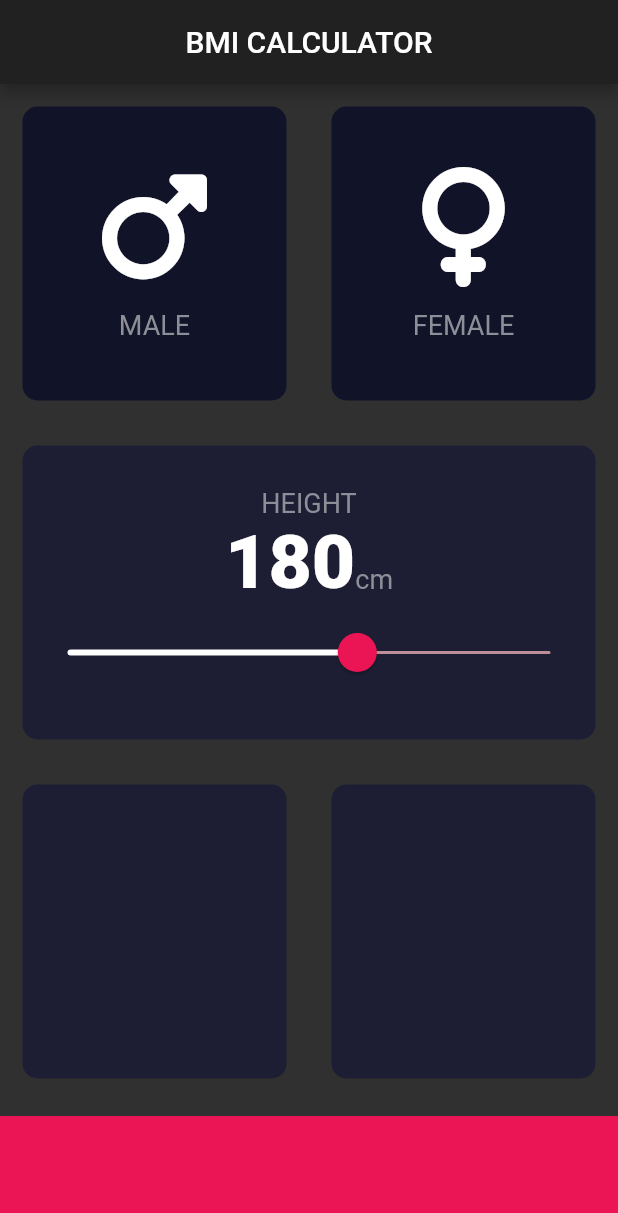
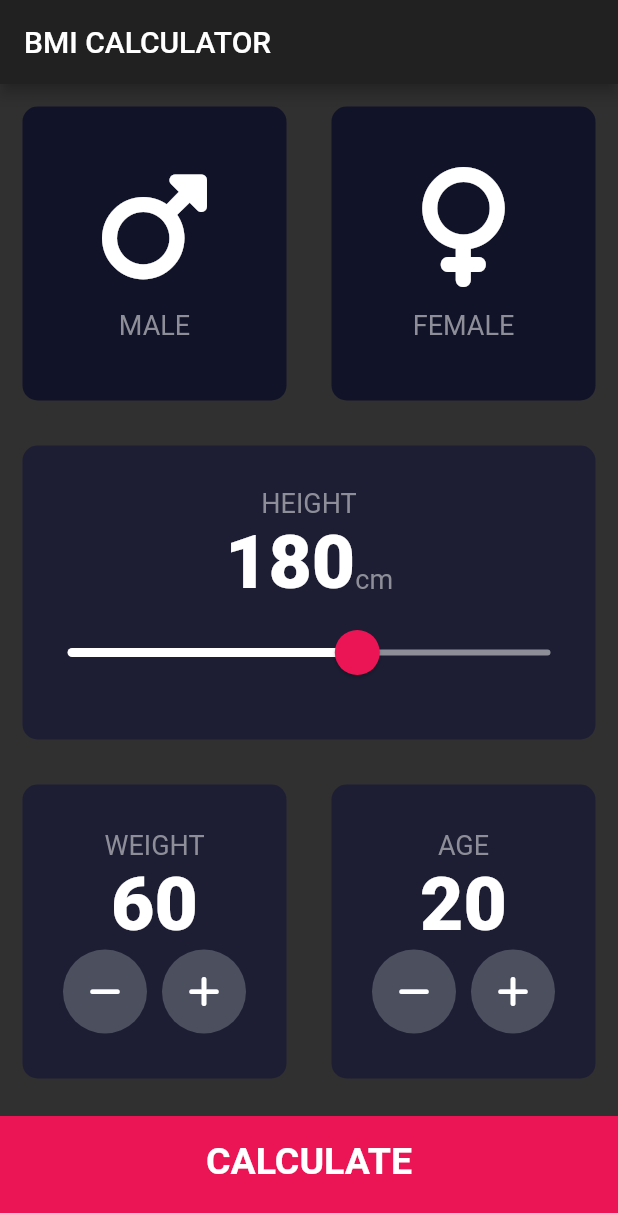
Before and after one commit to Harshithhk/Flutter-Projects-L, a Flutter app: the InputPage screen opened directly, on a phone screen of 412 x 824 dp. Shown: the top 1213 px of the screen. Run offline on Flutter 3.47's test engine with Material 2 defaults, Android fonts, the phone set to English and light mode, and no system bars; our stand-ins replace audioplayers, font_awesome_flutter, rflutter_alert.

Commit message:
completed bmi calculator app

```diff
--- /dev/null
+++ b/bmi-calculator-app/lib/calculator_brain.dart
@@ -0,0 +1,35 @@
+import 'dart:math';
+
+class CalculatorBrain {
+  CalculatorBrain({this.height, this.weight});
+
+  final int height;
+  final int weight;
+
+  double _bmi;
+
+  String calculateBMI() {
+    _bmi = weight / pow(height / 100, 2);
+    return _bmi.toStringAsFixed(1);
+  }
+
+  String getResult() {
+    if (_bmi >= 25) {
+      return 'Overweight';
+    } else if (_bmi > 18.5) {
+      return 'Normal';
+    } else {
+      return 'Underweight';
+    }
+  }
+
+  String getInterpretation() {
+    if (_bmi >= 25) {
+      return 'You have a higher than normal body weight. Try to exercise more.';
+    } else if (_bmi >= 18.5) {
+      return 'You have a normal body weight. Good job!';
+    } else {
+      return 'You have a lower than normal body weight. You can eat a bit more.';
+    }
+  }
+}
--- /dev/null
+++ b/bmi-calculator-app/lib/components/bottom_button.dart
@@ -0,0 +1,29 @@
+import 'package:flutter/material.dart';
+import 'package:bmi_calculator/constants.dart';
+
+class BottomButton extends StatelessWidget {
+  BottomButton({@required this.onTap, @required this.buttonTitle});
+
+  final Function onTap;
+  final String buttonTitle;
+
+  @override
+  Widget build(BuildContext context) {
+    return GestureDetector(
+      onTap: onTap,
+      child: Container(
+        child: Center(
+          child: Text(
+            buttonTitle,
+            style: kLargeButtonTextStyle,
+          ),
+        ),
+        color: kBottomContainerColour,
+        margin: EdgeInsets.only(top: 10.0),
+        padding: EdgeInsets.only(bottom: 20.0),
+        width: double.infinity,
+        height: kBottomContainerHeight,
+      ),
+    );
+  }
+}
--- a/bmi-calculator-flutter-master/lib/card_child.dart
+++ b/bmi-calculator-app/lib/components/icon_content.dart
@@ -1,25 +1,27 @@
 import 'package:flutter/material.dart';
-import 'constants.dart';
+import 'package:bmi_calculator/constants.dart';
 
-class cardChild extends StatelessWidget {
-  cardChild({@required this.icon, this.lable});
+class IconContent extends StatelessWidget {
+  IconContent({this.icon, this.label});
+
   final IconData icon;
-  final String lable;
+  final String label;
+
   @override
   Widget build(BuildContext context) {
     return Column(
       mainAxisAlignment: MainAxisAlignment.center,
-      children: [
+      children: <Widget>[
         Icon(
           icon,
-          size: 80,
+          size: 80.0,
         ),
         SizedBox(
-          height: 15,
+          height: 15.0,
         ),
         Text(
-          lable,
-          style: kLableTextStyle,
+          label,
+          style: kLabelTextStyle,
         )
       ],
     );
--- /dev/null
+++ b/bmi-calculator-app/lib/components/reusable_card.dart
@@ -0,0 +1,24 @@
+import 'package:flutter/material.dart';
+
+class ReusableCard extends StatelessWidget {
+  ReusableCard({@required this.colour, this.cardChild, this.onPress});
+
+  final Color colour;
+  final Widget cardChild;
+  final Function onPress;
+
+  @override
+  Widget build(BuildContext context) {
+    return GestureDetector(
+      onTap: onPress,
+      child: Container(
+        child: cardChild,
+        margin: EdgeInsets.all(15.0),
+        decoration: BoxDecoration(
+          color: colour,
+          borderRadius: BorderRadius.circular(10.0),
+        ),
+      ),
+    );
+  }
+}
--- /dev/null
+++ b/bmi-calculator-app/lib/components/round_icon_button.dart
@@ -0,0 +1,23 @@
+import 'package:flutter/material.dart';
+
+class RoundIconButton extends StatelessWidget {
+  RoundIconButton({@required this.icon, @required this.onPressed});
+
+  final IconData icon;
+  final Function onPressed;
+
+  @override
+  Widget build(BuildContext context) {
+    return RawMaterialButton(
+      elevation: 0.0,
+      child: Icon(icon),
+      onPressed: onPressed,
+      constraints: BoxConstraints.tightFor(
+        width: 56.0,
+        height: 56.0,
+      ),
+      shape: CircleBorder(),
+      fillColor: Color(0xFF4C4F5E),
+    );
+  }
+}
--- /dev/null
+++ b/bmi-calculator-app/lib/constants.dart
@@ -0,0 +1,41 @@
+import 'package:flutter/material.dart';
+
+const kBottomContainerHeight = 80.0;
+const kActiveCardColour = Color(0xFF1D1E33);
+const kInactiveCardColour = Color(0xFF111328);
+const kBottomContainerColour = Color(0xFFEB1555);
+
+const kLabelTextStyle = TextStyle(
+  fontSize: 18.0,
+  color: Color(0xFF8D8E98),
+);
+
+const kNumberTextStyle = TextStyle(
+  fontSize: 50.0,
+  fontWeight: FontWeight.w900,
+);
+
+const kLargeButtonTextStyle = TextStyle(
+  fontSize: 25.0,
+  fontWeight: FontWeight.bold,
+);
+
+const kTitleTextStyle = TextStyle(
+  fontSize: 50.0,
+  fontWeight: FontWeight.bold,
+);
+
+const kResultTextStyle = TextStyle(
+  color: Color(0xFF24D876),
+  fontSize: 22.0,
+  fontWeight: FontWeight.bold,
+);
+
+const kBMITextStyle = TextStyle(
+  fontSize: 100.0,
+  fontWeight: FontWeight.bold,
+);
+
+const kBodyTextStyle = TextStyle(
+  fontSize: 22.0,
+);
--- a/bmi-calculator-flutter-master/lib/main.dart
+++ b/bmi-calculator-app/lib/main.dart
@@ -1,5 +1,5 @@
 import 'package:flutter/material.dart';
-import 'input_page.dart';
+import 'package:bmi_calculator/screens/input_page.dart';
 
 void main() => runApp(BMICalculator());
 
--- /dev/null
+++ b/bmi-calculator-app/lib/screens/input_page.dart
@@ -0,0 +1,236 @@
+import 'package:flutter/material.dart';
+import 'package:font_awesome_flutter/font_awesome_flutter.dart';
+import 'package:bmi_calculator/components/icon_content.dart';
+import 'package:bmi_calculator/components/reusable_card.dart';
+import 'package:bmi_calculator/constants.dart';
+import 'package:bmi_calculator/screens/results_page.dart';
+import 'package:bmi_calculator/components/bottom_button.dart';
+import 'package:bmi_calculator/components/round_icon_button.dart';
+import 'package:bmi_calculator/calculator_brain.dart';
+
+enum Gender {
+  male,
+  female,
+}
+
+class InputPage extends StatefulWidget {
+  @override
+  _InputPageState createState() => _InputPageState();
+}
+
+class _InputPageState extends State<InputPage> {
+  Gender selectedGender;
+  int height = 180;
+  int weight = 60;
+  int age = 20;
+
+  @override
+  Widget build(BuildContext context) {
+    return Scaffold(
+      appBar: AppBar(
+        title: Text('BMI CALCULATOR'),
+      ),
+      body: Column(
+        crossAxisAlignment: CrossAxisAlignment.stretch,
+        children: <Widget>[
+          Expanded(
+              child: Row(
+            children: <Widget>[
+              Expanded(
+                child: ReusableCard(
+                  onPress: () {
+                    setState(() {
+                      selectedGender = Gender.male;
+                    });
+                  },
+                  colour: selectedGender == Gender.male
+                      ? kActiveCardColour
+                      : kInactiveCardColour,
+                  cardChild: IconContent(
+                    icon: FontAwesomeIcons.mars,
+                    label: 'MALE',
+                  ),
+                ),
+              ),
+              Expanded(
+                child: ReusableCard(
+                  onPress: () {
+                    setState(() {
+                      selectedGender = Gender.female;
+                    });
+                  },
+                  colour: selectedGender == Gender.female
+                      ? kActiveCardColour
+                      : kInactiveCardColour,
+                  cardChild: IconContent(
+                    icon: FontAwesomeIcons.venus,
+                    label: 'FEMALE',
+                  ),
+                ),
+              ),
+            ],
+          )),
+          Expanded(
+            child: ReusableCard(
+              colour: kActiveCardColour,
+              cardChild: Column(
+                mainAxisAlignment: MainAxisAlignment.center,
+                children: <Widget>[
+                  Text(
+                    'HEIGHT',
+                    style: kLabelTextStyle,
+                  ),
+                  Row(
+                    mainAxisAlignment: MainAxisAlignment.center,
+                    crossAxisAlignment: CrossAxisAlignment.baseline,
+                    textBaseline: TextBaseline.alphabetic,
+                    children: <Widget>[
+                      Text(
+                        height.toString(),
+                        style: kNumberTextStyle,
+                      ),
+                      Text(
+                        'cm',
+                        style: kLabelTextStyle,
+                      )
+                    ],
+                  ),
+                  SliderTheme(
+                    data: SliderTheme.of(context).copyWith(
+                      inactiveTrackColor: Color(0xFF8D8E98),
+                      activeTrackColor: Colors.white,
+                      thumbColor: Color(0xFFEB1555),
+                      overlayColor: Color(0x29EB1555),
+                      thumbShape:
+                          RoundSliderThumbShape(enabledThumbRadius: 15.0),
+                      overlayShape:
+                          RoundSliderOverlayShape(overlayRadius: 30.0),
+                    ),
+                    child: Slider(
+                      value: height.toDouble(),
+                      min: 120.0,
+                      max: 220.0,
+                      onChanged: (double newValue) {
+                        setState(() {
+                          height = newValue.round();
+                        });
+                      },
+                    ),
+                  ),
+                ],
+              ),
+            ),
+          ),
+          Expanded(
+            child: Row(
+              children: <Widget>[
+                Expanded(
+                  child: ReusableCard(
+                    colour: kActiveCardColour,
+                    cardChild: Column(
+                      mainAxisAlignment: MainAxisAlignment.center,
+                      children: <Widget>[
+                        Text(
+                          'WEIGHT',
+                          style: kLabelTextStyle,
+                        ),
+                        Text(
+                          weight.toString(),
+                          style: kNumberTextStyle,
+                        ),
+                        Row(
+                          mainAxisAlignment: MainAxisAlignment.center,
+                          children: <Widget>[
+                            RoundIconButton(
+                                icon: FontAwesomeIcons.minus,
+                                onPressed: () {
+                                  setState(() {
+                                    weight--;
+                                  });
+                                }),
+                            SizedBox(
+                              width: 10.0,
+                            ),
+                            RoundIconButton(
+                              icon: FontAwesomeIcons.plus,
+                              onPressed: () {
+                                setState(() {
+                                  weight++;
+                                });
+                              },
+                            ),
+                          ],
+                        ),
+                      ],
+                    ),
+                  ),
+                ),
+                Expanded(
+                  child: ReusableCard(
+                    colour: kActiveCardColour,
+                    cardChild: Column(
+                      mainAxisAlignment: MainAxisAlignment.center,
+                      children: <Widget>[
+                        Text(
+                          'AGE',
+                          style: kLabelTextStyle,
+                        ),
+                        Text(
+                          age.toString(),
+                          style: kNumberTextStyle,
+                        ),
+                        Row(
+                          mainAxisAlignment: MainAxisAlignment.center,
+                          children: <Widget>[
+                            RoundIconButton(
+                              icon: FontAwesomeIcons.minus,
+                              onPressed: () {
+                                setState(
+                                  () {
+                                    age--;
+                                  },
+                                );
+                              },
+                            ),
+                            SizedBox(
+                              width: 10.0,
+                            ),
+                            RoundIconButton(
+                                icon: FontAwesomeIcons.plus,
+                                onPressed: () {
+                                  setState(() {
+                                    age++;
+                                  });
+                                })
+                          ],
+                        )
+                      ],
+                    ),
+                  ),
+                ),
+              ],
+            ),
+          ),
+          BottomButton(
+            buttonTitle: 'CALCULATE',
+            onTap: () {
+              CalculatorBrain calc =
+                  CalculatorBrain(height: height, weight: weight);
+
+              Navigator.push(
+                context,
+                MaterialPageRoute(
+                  builder: (context) => ResultsPage(
+                        bmiResult: calc.calculateBMI(),
+                        resultText: calc.getResult(),
+                        interpretation: calc.getInterpretation(),
+                      ),
+                ),
+              );
+            },
+          ),
+        ],
+      ),
+    );
+  }
+}
--- a/bmi-calculator-flutter-master/lib/constants.dart
+++ /dev/null
@@ -1,16 +0,0 @@
-import 'package:flutter/material.dart';
-
-const kBottomContainerHeight = 80.0;
-const kActiveCardColor = Color(0xFF1d1E33);
-const kInactiveCardColor = Color(0xFF111328);
-const kBottomContainerColor = Color(0xFFEB1555);
-
-const kLableTextStyle = TextStyle(
-  fontSize: 18,
-  color: Color(0xFF8D8E98),
-);
-
-const kNumberTextStyle = TextStyle(
-  fontSize: 50,
-  fontWeight: FontWeight.w900,
-);
--- a/bmi-calculator-flutter-master/lib/input_page.dart
+++ /dev/null
@@ -1,151 +0,0 @@
-import 'dart:ui';
-
-import 'package:flutter/material.dart';
-import 'package:font_awesome_flutter/font_awesome_flutter.dart';
-import 'card_child.dart';
-import 'reusable_card.dart';
-import 'constants.dart';
-
-enum Gender {
-  male,
-  female,
-}
-
-class InputPage extends StatefulWidget {
-  @override
-  _InputPageState createState() => _InputPageState();
-}
-
-class _InputPageState extends State<InputPage> {
-  Gender selectedGender;
-  int height = 180;
-
-  @override
-  Widget build(BuildContext context) {
-    return Scaffold(
-        appBar: AppBar(
-          title: Center(
-            child: Text('BMI CALCULATOR'),
-          ),
-        ),
-        body: Column(
-          crossAxisAlignment: CrossAxisAlignment.stretch,
-          children: [
-            Expanded(
-                child: Row(
-              children: [
-                Expanded(
-                  child: GestureDetector(
-                    onTap: () {
-                      setState(() {
-                        selectedGender = Gender.male;
-                      });
-                    },
-                    child: ReusableCard(
-                      color: selectedGender == Gender.male
-                          ? kActiveCardColor
-                          : kInactiveCardColor,
-                      cardChild: cardChild(
-                        icon: FontAwesomeIcons.mars,
-                        lable: 'MALE',
-                      ),
-                    ),
-                  ),
-                ),
-                Expanded(
-                  child: GestureDetector(
-                    onTap: () {
-                      setState(() {
-                        selectedGender = Gender.female;
-                      });
-                    },
-                    child: ReusableCard(
-                      color: selectedGender == Gender.female
-                          ? kActiveCardColor
-                          : kInactiveCardColor,
-                      cardChild: cardChild(
-                        icon: FontAwesomeIcons.venus,
-                        lable: 'FEMALE',
-                      ),
-                    ),
-                  ),
-                ),
-              ],
-            )),
-            Expanded(
-              child: ReusableCard(
-                color: kActiveCardColor,
-                cardChild: Column(
-                  mainAxisAlignment: MainAxisAlignment.center,
-                  children: [
-                    Text(
-                      'HEIGHT',
-                      style: kLableTextStyle,
-                    ),
-                    Row(
-                      mainAxisAlignment: MainAxisAlignment.center,
-                      crossAxisAlignment: CrossAxisAlignment.baseline,
-                      textBaseline: TextBaseline.alphabetic,
-                      children: [
-                        Text(
-                          height.toString(),
-                          style: kNumberTextStyle,
-                        ),
-                        Text(
-                          'cm',
-                          style: kLableTextStyle,
-                        )
-                      ],
-                    ),
-                    SliderTheme(
-                      data: SliderTheme.of(context).copyWith(
-                        thumbColor: Color(0xFFEB1555),
-                        overlayColor: Color(0x29EB1555),
-                        activeTrackColor: Colors.white,
-                        trackHeight: 2.0,
-                        thumbShape:
-                            RoundSliderThumbShape(enabledThumbRadius: 13.0),
-                        overlayShape:
-                            RoundSliderOverlayShape(overlayRadius: 30.0),
-                      ),
-                      child: Slider(
-                        value: height.toDouble(),
-                        min: 120.0,
-                        max: 220.0,
-                        onChanged: (double newValue) {
-                          setState(() {
-                            height = newValue.round();
-                          });
-                        },
-                        inactiveColor: Color(0xFFBD8E98),
-                      ),
-                    )
-                  ],
-                ),
-              ),
-            ),
-            Expanded(
-                child: Row(
-              children: [
-                Expanded(
-                  child: ReusableCard(
-                    color: kActiveCardColor,
-                  ),
-                ),
-                Expanded(
-                  child: ReusableCard(
-                    color: kActiveCardColor,
-                  ),
-                ),
-              ],
-            )),
-            Container(
-              color: kBottomContainerColor,
-              margin: EdgeInsets.only(top: 10),
-              width: double.infinity,
-              height: kBottomContainerHeight,
-            )
-          ],
-        ));
-  }
-}
--- a/bmi-calculator-flutter-master/lib/reusable_card.dart
+++ /dev/null
@@ -1,20 +0,0 @@
-import 'package:flutter/material.dart';
-
-class ReusableCard extends StatelessWidget {
-  ReusableCard({@required this.color, this.cardChild});
-
-  final Color color;
-  final Widget cardChild;
-
-  @override
-  Widget build(BuildContext context) {
-    return Container(
-      child: cardChild,
-      margin: EdgeInsets.all(15),
-      decoration: BoxDecoration(
-        color: color,
-        borderRadius: BorderRadius.circular(10),
-      ),
-    );
-  }
-}
```
Also changed, not shown: bmi-calculator-app/lib/screens/results_page.dart (added, +71 -0 lines), bmi-calculator-app/pubspec.yaml (renamed from bmi-calculator-flutter-master/pubspec.yaml), 104 other files.
